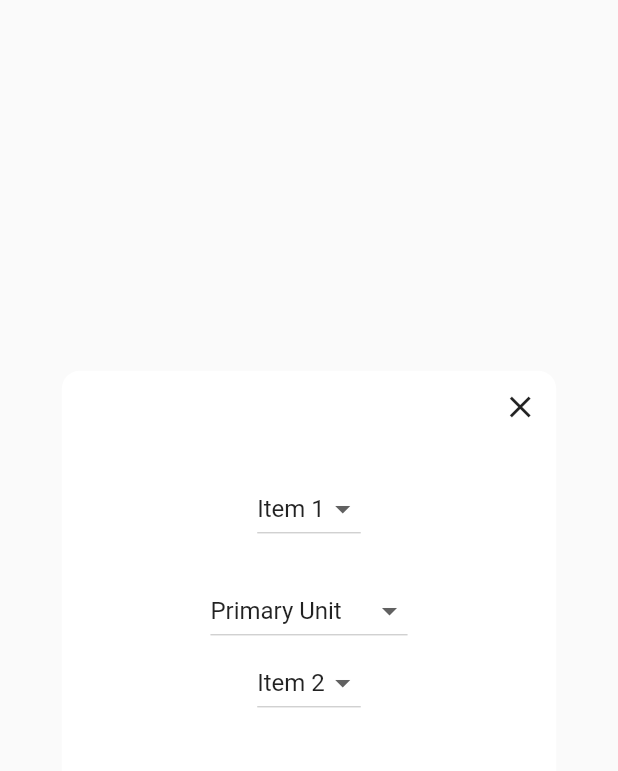
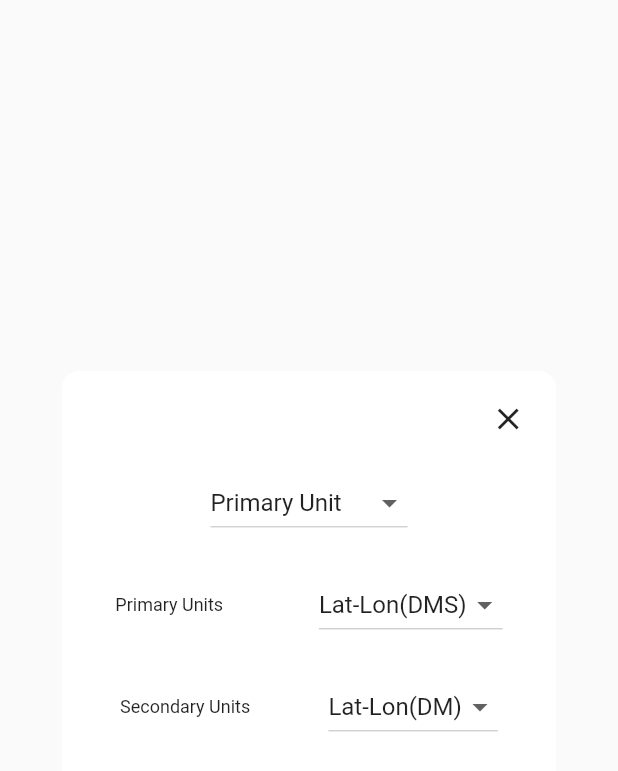
Before and after one commit to Sirius-aa7/Compass_Task, a Flutter app: the ButtonOverlayContent widget shown alone on an empty page, opened directly, on a phone screen of 412 x 824 dp. Shown: the top 771 px of the screen. Run offline on Flutter 3.47's test engine with Material 2 defaults, Android fonts, the phone set to English and light mode, and no system bars; our stand-ins replace camera, flutter_compass, fluttertoast, geocoding, geolocator, google_fonts and 2 more.

Commit message:
Settings Page UI

```diff
--- a/lib/pages/settingsPage.dart
+++ b/lib/pages/settingsPage.dart
@@ -36,10 +36,12 @@ class ButtonOverlayContent extends StatefulWidget {
 }
 
 class _ButtonOverlayContentState extends State<ButtonOverlayContent> {
-  String _selectedItemFirstDropdown = 'Item 1';
+  String _selectedItemFirstDropdown = 'Lat-Lon(DMS)';
   String _selectedItemSecondDropdown = '';
-  List<String> _dropdownItems = ['Item 1', 'Item 2', 'Item 3', 'Item 4'];
-  List<String> _secondDropdownItems = ['Item 2', 'Item 3', 'Item 4'];
+  List<String> _dropdownItems = ['Lat-Lon(DMS)', 'Lat-Lon(DM)', 'Lat-Lon(D)',
+    'East-Nort'];
+  List<String> _secondDropdownItems = ['Lat-Lon(DM)', 'Lat-Lon(D)',
+    'East-Nort'];
 
   @override
   void initState() {
@@ -78,28 +80,16 @@ class _ButtonOverlayContentState extends State<ButtonOverlayContent> {
             Row(
               mainAxisAlignment: MainAxisAlignment.end,
               children: [
-                IconButton(
+                Padding(
+                  padding: const EdgeInsets.all(8.0),
+                  child: IconButton(
                     icon: Icon(Icons.close),
                     onPressed: () => Navigator.of(context).pop(),
                   ),
+                ),
               ],
             ),
-            SizedBox(height: 20),
-            DropdownButton<String>(
-              // value: GeoLocationApp().drop,
-              // value: Provider.of<GeoLocationApp>(context).drop,
-              value: _selectedItemFirstDropdown,
-              onChanged: (newValue) {
-                _updateSecondDropdownItems(newValue!);
-              },
-              items: _dropdownItems.map((item) {
-                return DropdownMenuItem<String>(
-                  value: item,
-                  child: Text(item),
-                );
-              }).toList(),
-            ),
-            SizedBox(height: 20),
+            // SizedBox(height: 20),
             DropdownButton<String>(
               value: appState.enaDropdownValue,
               // value: enaDropdownValue,
@@ -122,6 +112,38 @@ class _ButtonOverlayContentState extends State<ButtonOverlayContent> {
                 });
               },
             ),
+            SizedBox(height: 20),
+            Row(
+              mainAxisAlignment: MainAxisAlignment.spaceEvenly,
+              children: [
+                SizedBox(
+                    width: 100,
+                    child: Text("Primary Units", style: TextStyle(fontSize:
+                    12),)),
+                DropdownButton<String>(
+                  // value: GeoLocationApp().drop,
+                  // value: Provider.of<GeoLocationApp>(context).drop,
+                  value: _selectedItemFirstDropdown,
+                  onChanged: (newValue) {
+                    _updateSecondDropdownItems(newValue!);
+                  },
+                  items: _dropdownItems.map((item) {
+                    return DropdownMenuItem<String>(
+                      value: item,
+                      child: Text(item),
+                    );
+                  }).toList(),
+                ),
+              ],
+            ),
+            SizedBox(height: 20),
+            Row(
+              mainAxisAlignment: MainAxisAlignment.spaceEvenly,
+              children: [
+                SizedBox(
+                    width: 100,
+                    child: Text("Secondary Units", style: TextStyle(fontSize:
+                    12),)),
                 DropdownButton<String>(
                   value: _selectedItemSecondDropdown,
                   onChanged: (newValue) {
@@ -138,6 +160,8 @@ class _ButtonOverlayContentState extends State<ButtonOverlayContent> {
                 ),
               ],
             ),
+          ],
+        ),
       ),
     );
   }
```
Lines whose indentation alone changed are shown as unchanged.
